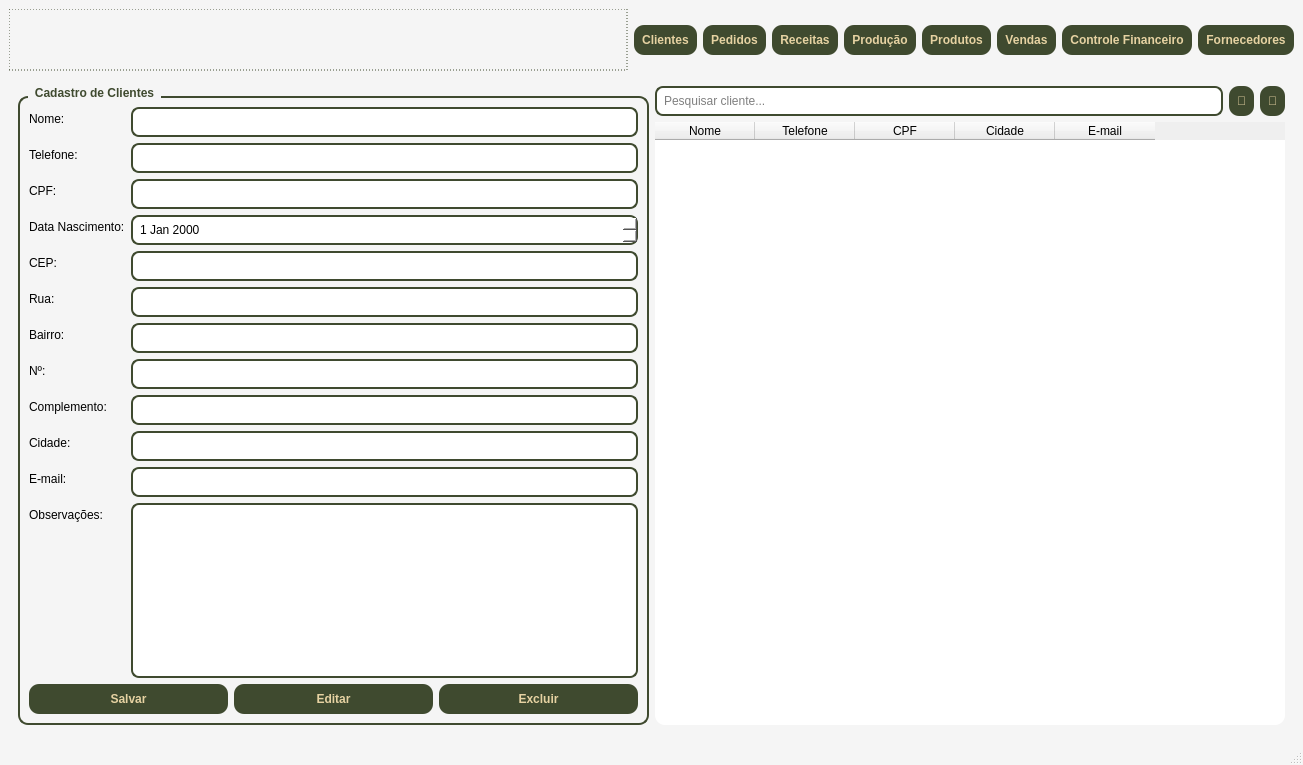
Qt form telas/tela_menu.ui (Faeldh/sistema_confeitaria) before a commit.
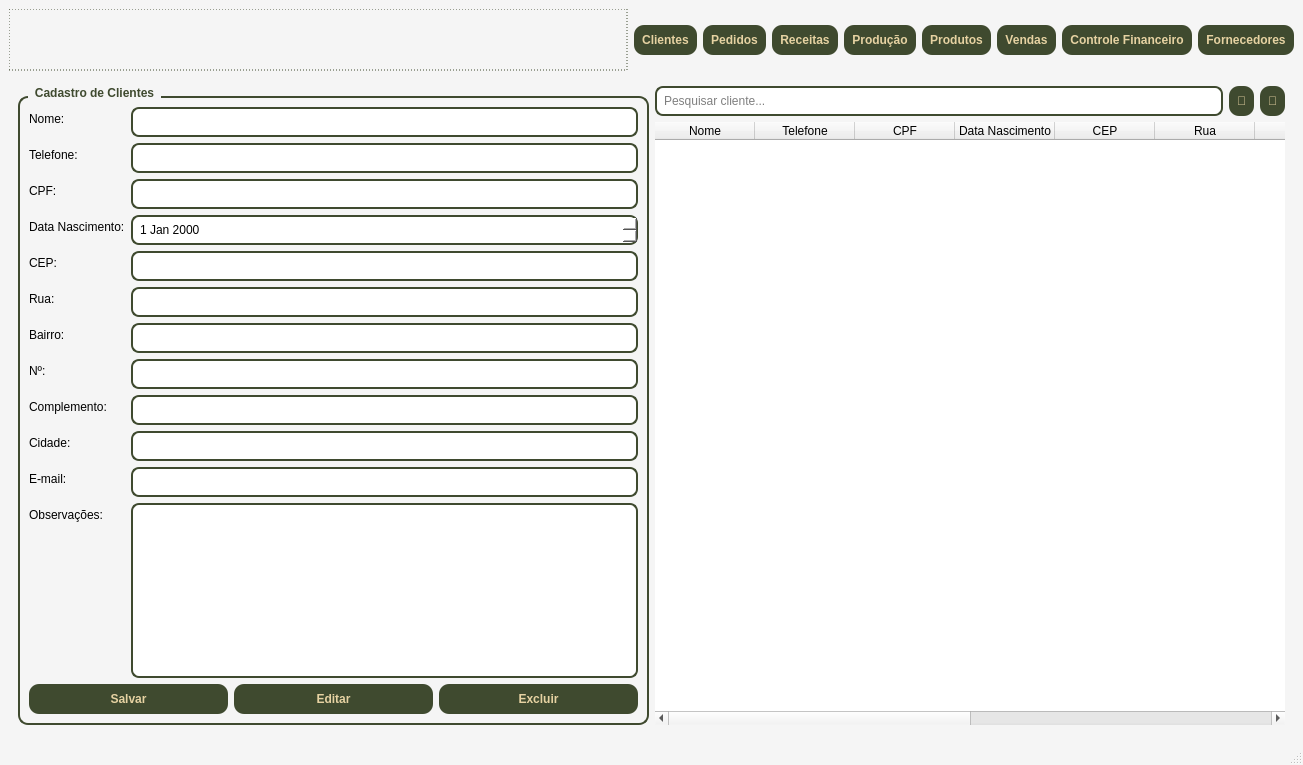
The same form after that commit.

Patch:
```diff
--- a/telas/tela_menu.ui
+++ b/telas/tela_menu.ui
@@ -301,7 +301,7 @@
              <number>0</number>
             </property>
             <property name="columnCount">
-             <number>5</number>
+             <number>12</number>
             </property>
             <column>
              <property name="text">
@@ -318,6 +318,36 @@
               <string>CPF</string>
              </property>
             </column>
+            <column>
+             <property name="text">
+              <string>Data Nascimento</string>
+             </property>
+            </column>
+            <column>
+             <property name="text">
+              <string>CEP</string>
+             </property>
+            </column>
+            <column>
+             <property name="text">
+              <string>Rua</string>
+             </property>
+            </column>
+            <column>
+             <property name="text">
+              <string>Bairro</string>
+             </property>
+            </column>
+            <column>
+             <property name="text">
+              <string>N°</string>
+             </property>
+            </column>
+            <column>
+             <property name="text">
+              <string>Complemento</string>
+             </property>
+            </column>
             <column>
              <property name="text">
               <string>Cidade</string>
@@ -328,6 +358,11 @@
               <string>E-mail</string>
              </property>
             </column>
+            <column>
+             <property name="text">
+              <string>Observações</string>
+             </property>
+            </column>
            </widget>
           </item>
          </layout>
```
